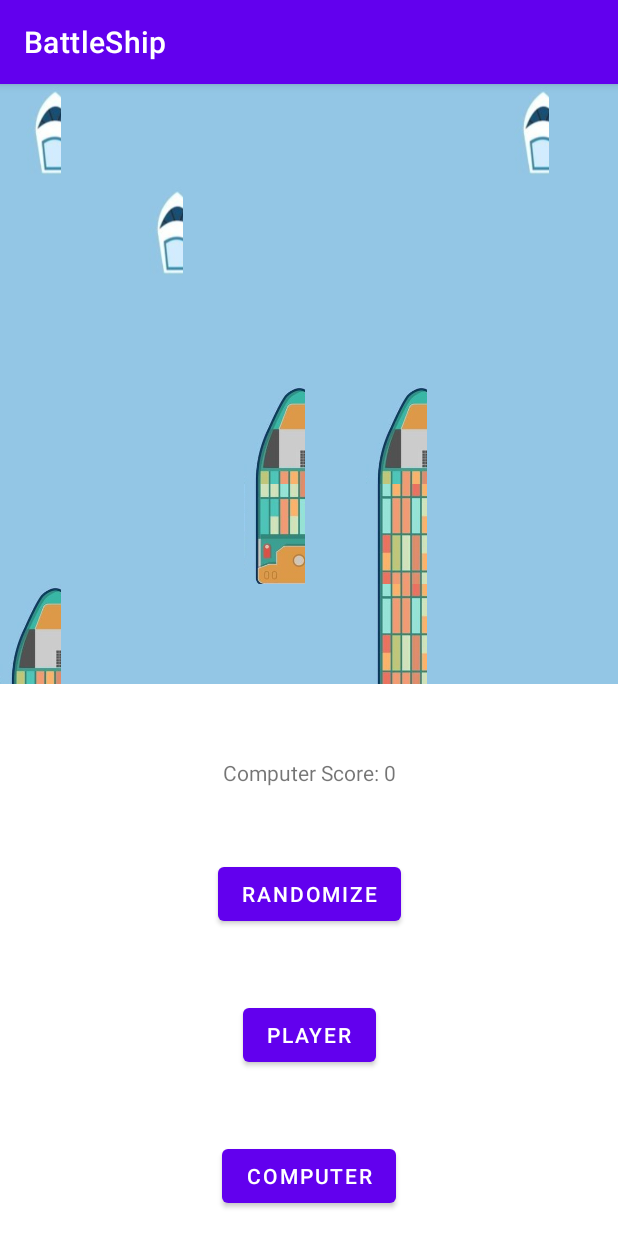
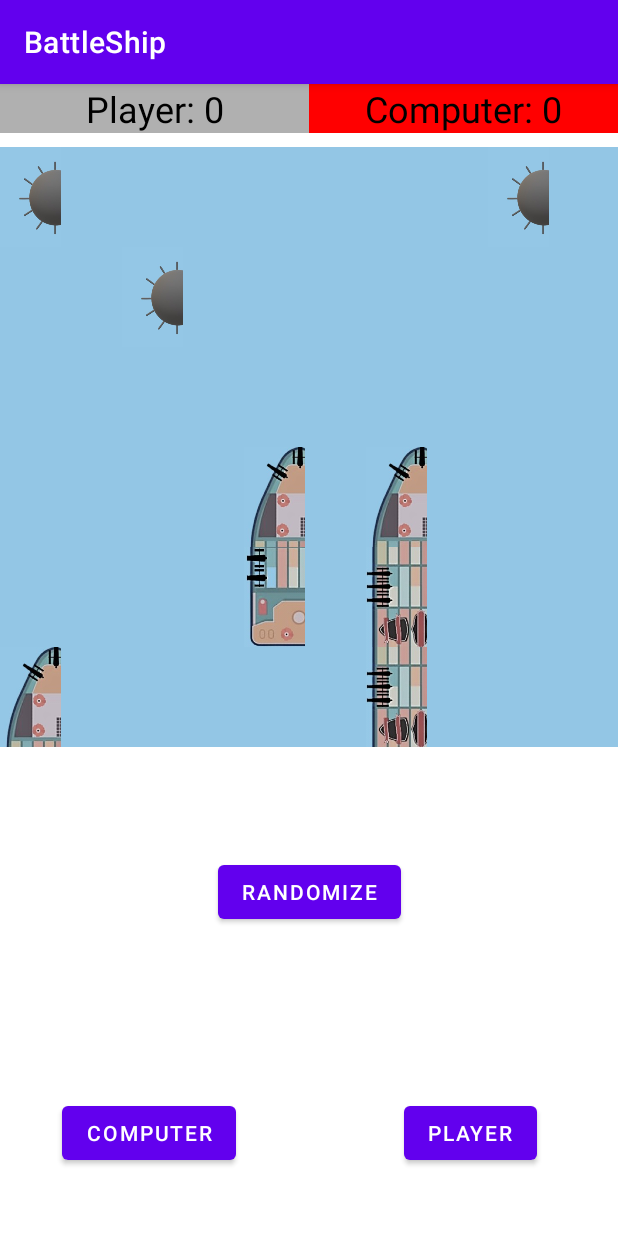
Before and after one commit to kristapspicelevics/BattleShip_MPI_2, an Android app: the screen it shows after launch (MainActivity), after a tap on "RANDOMIZE", on a phone screen of 412 x 824 dp. Run offline under Robolectric (Android 15) with nearby library versions, the phone set to English and light mode, and no system bars.

Commit message:
Added new pictures

```diff
--- a/app/src/main/java/lv/kristaps/battleship/AI.java
+++ b/app/src/main/java/lv/kristaps/battleship/AI.java
@@ -25,7 +25,7 @@ public class AI {
         if (map[position] == 1 || map[position] == 0) {
             map[position] = -3; // ja ir 1 vai 0, tad tur bus garām aizsauts un būs udens
             isTurn = false;
-        }else if (map[position] == 5){ //kuģis grimst
+        }else if (map[position] == 5){ // trāpa mīnai
             map[position] = -1;
             computerScore++;
         }else {
--- a/app/src/main/java/lv/kristaps/battleship/Adapter.java
+++ b/app/src/main/java/lv/kristaps/battleship/Adapter.java
@@ -84,33 +84,33 @@ public class Adapter extends BaseAdapter {
         }
     //    mImageView = showPlayerImages(playerMap,mImageView,position);
         if (isPlayer) {
-            mImageView = showImages(playerMap, -2, mImageView, imageid[16], position); // kuģa apakšējais gals (nogrimis)
-            mImageView = showImages(playerMap, -4, mImageView, imageid[18], position); // kuģa kreisais gals (nogrimis)
-            mImageView = showImages(playerMap, -6, mImageView, imageid[14], position); // kuģa labais gals (nogrimis)
-            mImageView = showImages(playerMap, -8, mImageView, imageid[20], position); // kuģa augšējais gals (nogrimis)
-            mImageView = showImages(playerMap, -45, mImageView, imageid[22], position); // kuģa vidus horizontāli (nogrimis)
-            mImageView = showImages(playerMap, -85, mImageView, imageid[25], position); // kuģa vidus vertikāli (nogrimis)
+            mImageView = showImages(playerMap, -2, mImageView, imageid[6], position); // kuģa apakšējais gals (nogrimis)
+            mImageView = showImages(playerMap, -4, mImageView, imageid[8], position); // kuģa kreisais gals (nogrimis)
+            mImageView = showImages(playerMap, -6, mImageView, imageid[4], position); // kuģa labais gals (nogrimis)
+            mImageView = showImages(playerMap, -8, mImageView, imageid[10], position); // kuģa augšējais gals (nogrimis)
+            mImageView = showImages(playerMap, -45, mImageView, imageid[12], position); // kuģa vidus horizontāli (nogrimis)
+            mImageView = showImages(playerMap, -85, mImageView, imageid[14], position); // kuģa vidus vertikāli (nogrimis)
             mImageView = showImages(playerMap, -3, mImageView, imageid[2], position); // šāviens garām
-            mImageView = showImages(playerMap, -1, mImageView, imageid[26], position); // uzsprāgusi mīna
+            mImageView = showImages(playerMap, -1, mImageView, imageid[16], position); // uzsprāgusi mīna
             mImageView = showImages(playerMap, 0, mImageView, imageid[0], position); // ūdens
             mImageView = showImages(playerMap, 1, mImageView, imageid[0], position); // ūdens ap kuģi
             mImageView = showImages(playerMap, 2, mImageView, imageid[5], position); // kuģa apakšējais gals
             mImageView = showImages(playerMap, 4, mImageView, imageid[7], position); // kuģa kreisais gals
-            mImageView = showImages(playerMap, 5, mImageView, imageid[13], position); // mīna
+            mImageView = showImages(playerMap, 5, mImageView, imageid[15], position); // mīna
             mImageView = showImages(playerMap, 6, mImageView, imageid[3], position); // kuģa labais gals
             mImageView = showImages(playerMap, 8, mImageView, imageid[9], position); // kuģa augšējais gals
             mImageView = showImages(playerMap, 45, mImageView, imageid[11], position); // kuģa vidus horizontāli
-            mImageView = showImages(playerMap, 85, mImageView, imageid[12], position); // kuģa vidus vertikāli
+            mImageView = showImages(playerMap, 85, mImageView, imageid[13], position); // kuģa vidus vertikāli
             mImageView = showImages(playerMap, 99, mImageView, imageid[1], position); // ievainots kuģis
         } else {
-            mImageView = showImages(computerMap, -2, mImageView, imageid[16], position); // kuģa apakšējais gals (nogrimis)
-            mImageView = showImages(computerMap, -4, mImageView, imageid[18], position); // kuģa kreisais gals (nogrimis)
-            mImageView = showImages(computerMap, -6, mImageView, imageid[14], position); // kuģa labais gals (nogrimis)
-            mImageView = showImages(computerMap, -8, mImageView, imageid[20], position); // kuģa augšējais gals (nogrimis)
-            mImageView = showImages(computerMap, -45, mImageView, imageid[22], position); // kuģa vidus horizontāli (nogrimis)
-            mImageView = showImages(computerMap, -85, mImageView, imageid[25], position); // kuģa vidus vertikāli (nogrimis)
+            mImageView = showImages(computerMap, -2, mImageView, imageid[6], position); // kuģa apakšējais gals (nogrimis)
+            mImageView = showImages(computerMap, -4, mImageView, imageid[8], position); // kuģa kreisais gals (nogrimis)
+            mImageView = showImages(computerMap, -6, mImageView, imageid[4], position); // kuģa labais gals (nogrimis)
+            mImageView = showImages(computerMap, -8, mImageView, imageid[10], position); // kuģa augšējais gals (nogrimis)
+            mImageView = showImages(computerMap, -45, mImageView, imageid[12], position); // kuģa vidus horizontāli (nogrimis)
+            mImageView = showImages(computerMap, -85, mImageView, imageid[14], position); // kuģa vidus vertikāli (nogrimis)
             mImageView = showImages(computerMap, -3, mImageView, imageid[2], position); // šāviens garām
-            mImageView = showImages(computerMap, -1, mImageView, imageid[26], position); // uzsprāgusi mīna
+            mImageView = showImages(computerMap, -1, mImageView, imageid[16], position); // uzsprāgusi mīna
             mImageView = showImages(computerMap, 0, mImageView, imageid[0], position); // ūdens
             mImageView = showImages(computerMap, 1, mImageView, imageid[0], position); // ūdens ap kuģi
             mImageView = showImages(computerMap, 2, mImageView, imageid[0], position); // kuģa apakšējais gals
--- a/app/src/main/java/lv/kristaps/battleship/MainActivity.java
+++ b/app/src/main/java/lv/kristaps/battleship/MainActivity.java
@@ -19,12 +19,13 @@ public class MainActivity extends AppCompatActivity {
     static int[] map = new int [100];
     String funeral = "";
     //static int[] mapIndex = new int [100];
-    TextView scoreText;
-    int computerScore = 0;
+    TextView playerScoreText;
+    TextView cpuScoreText;
+    int maxPoints = 20;
     int playerScore = 0;
     int score = 0;
-    String computerScoreString;
-    String playerScoreString;
+    String computerScoreString = "Computer: ";
+    String playerScoreString = "Player: ";
     String scoreString;
     Button button, buttonPlayer, buttonCPU;
     AI ai;
@@ -37,54 +38,43 @@ public class MainActivity extends AppCompatActivity {
             R.drawable.blue, //0
             R.drawable.fire_in_water,
             R.drawable.missed_shot,
-            R.drawable.pakala_hor_kreisi,
-            R.drawable.pakala_hor_labi,
-            R.drawable.pakala_ver_augsu, // 5
-            R.drawable.pakala_ver_leju,
-            R.drawable.prieksa_hor_kreisi,
-            R.drawable.prieksa_hor_labi,
-            R.drawable.prieksa_ver_augsu,
-            R.drawable.prieksa_ver_leju, // 10
-            R.drawable.vidus_hor,
-            R.drawable.vidus_ver,
-            R.drawable.vieninieks,
+            R.drawable.back_hor_kreisi,
             R.drawable.back_hor_kreisi_dead,
-            R.drawable.back_hor_labi_dead, // 15
+            R.drawable.back_vert_augsu, // 5
             R.drawable.back_vert_augsu_dead,
-            R.drawable.back_vert_leju_dead,
+            R.drawable.front_hor_kreisi,
             R.drawable.front_hor_kreisi_dead,
-            R.drawable.front_hor_labi_dead,
-            R.drawable.front_vert_augsu_dead, // 20
-            R.drawable.front_vert_leju_dead,
-            R.drawable.midle_hor_kreisi_dead,
-            R.drawable.midle_hor_labi_dead,
-            R.drawable.midle_ver_augsu_dead,
-            R.drawable.midle_ver_leju_dead, // 25
-            R.drawable.vieninieks_dead,
+            R.drawable.front_vert_augsu,
+            R.drawable.front_vert_augsu_dead, // 10
+            R.drawable.midle_hor,
+            R.drawable.midle_hor_dead,
+            R.drawable.midle_vert,
+            R.drawable.midle_vert_dead,
+            R.drawable.mina, // 15
+            R.drawable.mina_dead,
     };
 
     @Override
     protected void onCreate(Bundle savedInstanceState){
-//        for (Integer i=0; i<100; i++){
-//            mapIndex[i]=i;
-//        }
         super.onCreate(savedInstanceState);
         setContentView(R.layout.activity_main);
-        Generator.populateMap(playerMap);
-        Generator.generateMap(playerMap);
-        Generator.populateMap(computerMap);
-        Generator.generateMap(computerMap);
-        scoreText = (TextView) findViewById(R.id.label);
+        playerScoreText = (TextView) findViewById(R.id.player);
+        cpuScoreText = (TextView) findViewById(R.id.cpu);
         button = (Button) findViewById(R.id.button);
         buttonPlayer = (Button) findViewById(R.id.buttonPlayer);
         buttonCPU = (Button) findViewById(R.id.buttonCPU);
         gridView = (GridView)findViewById(R.id.grid_view);
         ai = new AI();
+        displayScore(playerScore, playerScoreString, playerScoreText);
+        displayScore(ai.computerScore, computerScoreString, cpuScoreText);
+        Generator.populateMap(playerMap);
+        Generator.generateMap(playerMap);
+        Generator.populateMap(computerMap);
+        Generator.generateMap(computerMap);
         buttonPlayer.setOnClickListener(new View.OnClickListener() {
             @Override
             public void onClick(View v) {
                 isPlayer = true;
-                displayScore(ai.computerScore, "Computer Score: ");
                 adapter = new Adapter(MainActivity.this, playerMap, computerMap, map, isPlayer, didWin, imageId);
                 gridView.setAdapter(adapter);
             }
@@ -93,8 +83,6 @@ public class MainActivity extends AppCompatActivity {
             @Override
             public void onClick(View v) {
                 isPlayer = false;
-                displayScore(playerScore, "Player Score: ");
-
                 adapter = new Adapter(MainActivity.this, playerMap, computerMap, map, isPlayer, didWin, imageId);
                 gridView.setAdapter(adapter);
             }
@@ -102,13 +90,11 @@ public class MainActivity extends AppCompatActivity {
         button.setOnClickListener(new View.OnClickListener() {
             @Override
             public void onClick(View v) {
+                isPlayer = true;
                 ai.computerScore = 0;
                 playerScore = 0;
-                if (isPlayer){
-                    displayScore(ai.computerScore, "Computer Score: ");
-                } else {
-                    displayScore(playerScore, "Player Score: ");
-                }
+                displayScore(playerScore, playerScoreString, playerScoreText);
+                displayScore(ai.computerScore, computerScoreString, cpuScoreText);
                 didWin = false;
                 Generator.populateMap(playerMap);
                 Generator.generateMap(playerMap);
@@ -129,7 +115,7 @@ public class MainActivity extends AppCompatActivity {
                     map = computerMap;
                     score = ai.computerScore;
                 }
-                Toast.makeText(MainActivity.this, "" + map[position], Toast.LENGTH_SHORT).show();
+            //    Toast.makeText(MainActivity.this, "" + map[position], Toast.LENGTH_SHORT).show();
 
                 gridIndex = position;//saglabā to vērtību, kas ir pirms šaviena
                 checkIfHit(map, position);
@@ -144,30 +130,23 @@ public class MainActivity extends AppCompatActivity {
             if(!isPlayer){
                 ai.AITurn(playerMap);
             }
-        }else if (map[position] == 5){ //kuģis grimst
+        }else if (map[position] == 5){ // trāpa mīnai
             map[position] = -1;
-            addScore();
+            playerScore++;
         }else {
             sinkingShip.isSunk(position,map);
-            addScore();
+            playerScore++;
         }
-        if(playerScore >= 20 || ai.computerScore >= 20){
+        displayScore(playerScore, playerScoreString, playerScoreText);
+        displayScore(ai.computerScore, computerScoreString, cpuScoreText);
+        if(playerScore >= maxPoints || ai.computerScore >= maxPoints){
             didWin = true;
             adapter = new Adapter(MainActivity.this, playerMap, computerMap, map, isPlayer, didWin, imageId);
         }
     }
 
-    public void addScore(){
-        if (!isPlayer){
-            playerScore++;
-            displayScore(playerScore, "Player Score: ");
-        } else {
-            System.out.println("Score "+ai.computerScore);
-            displayScore(ai.computerScore, "Computer Score: ");
-        }
-    }
 
-    public void displayScore(int score, String text){
+    public void displayScore(int score, String text, TextView scoreText){
         String scoreString = String.valueOf(score);
         scoreText.setText(text + scoreString);
     }
--- a/app/src/main/res/layout/activity_main.xml
+++ b/app/src/main/res/layout/activity_main.xml
@@ -6,6 +6,7 @@
     android:layout_height="match_parent"
     tools:context=".MainActivity">
 
+
     <GridView
         android:id="@+id/grid_view"
         android:layout_width="match_parent"
@@ -13,55 +14,86 @@
         android:numColumns="10"
         app:layout_constraintBottom_toBottomOf="parent"
         app:layout_constraintEnd_toEndOf="parent"
-        app:layout_constraintHorizontal_bias="1.0"
+        app:layout_constraintHorizontal_bias="0.0"
         app:layout_constraintStart_toStartOf="parent"
         app:layout_constraintTop_toTopOf="parent"
-        app:layout_constraintVertical_bias="0.0" />
-
-    <TextView
-        android:layout_width="wrap_content"
-        android:layout_height="wrap_content"
-        android:text="Score: "
-        android:id="@+id/label"
-        app:layout_constraintBottom_toBottomOf="parent"
-        app:layout_constraintLeft_toLeftOf="parent"
-        app:layout_constraintRight_toRightOf="parent"
-        app:layout_constraintTop_toTopOf="parent"
-        app:layout_constraintVertical_bias="0.600" />
+        app:layout_constraintVertical_bias="0.114" />
 
     <Button
         android:id="@+id/button"
         android:layout_width="wrap_content"
         android:layout_height="wrap_content"
-        android:layout_marginTop="16dp"
         android:text="Randomize"
         app:layout_constraintBottom_toBottomOf="parent"
         app:layout_constraintEnd_toEndOf="parent"
         app:layout_constraintStart_toStartOf="parent"
-        app:layout_constraintTop_toBottomOf="@+id/label"
-        app:layout_constraintVertical_bias="0.133" />
+        app:layout_constraintTop_toTopOf="parent"
+        app:layout_constraintVertical_bias="0.715" />
+
     <Button
         android:id="@+id/buttonPlayer"
         android:layout_width="wrap_content"
         android:layout_height="wrap_content"
-        android:layout_marginTop="16dp"
         android:text="Player"
         app:layout_constraintBottom_toBottomOf="parent"
         app:layout_constraintEnd_toEndOf="parent"
+        app:layout_constraintHorizontal_bias="0.834"
         app:layout_constraintStart_toStartOf="parent"
-        app:layout_constraintTop_toBottomOf="@+id/label"
-        app:layout_constraintVertical_bias="0.533" />
+        app:layout_constraintTop_toTopOf="parent"
+        app:layout_constraintVertical_bias="0.938" />
 
     <Button
         android:id="@+id/buttonCPU"
         android:layout_width="wrap_content"
         android:layout_height="wrap_content"
-        android:layout_marginTop="16dp"
         android:text="Computer"
         app:layout_constraintBottom_toBottomOf="parent"
         app:layout_constraintEnd_toEndOf="parent"
+        app:layout_constraintHorizontal_bias="0.139"
         app:layout_constraintStart_toStartOf="parent"
-        app:layout_constraintTop_toBottomOf="@+id/label"
-        app:layout_constraintVertical_bias="0.933" />
+        app:layout_constraintTop_toTopOf="parent"
+        app:layout_constraintVertical_bias="0.938" />
+
+    <TableLayout
+        android:layout_width="match_parent"
+        android:layout_height="0dp"
+        app:layout_constraintBottom_toTopOf="@+id/grid_view"
+        android:stretchColumns="*"
+        app:layout_constraintEnd_toEndOf="parent"
+        app:layout_constraintStart_toStartOf="parent"
+        app:layout_constraintTop_toTopOf="parent">
+
+        <TableRow
+            android:weightSum="1"
+            android:layout_width="fill_parent"
+            android:layout_height="wrap_content">
+
+            <TextView
+
+                android:id="@+id/player"
+                android:layout_width="0dp"
+                android:layout_height="wrap_content"
+                android:layout_column="0"
+                android:background="#b0b0b0"
+                android:gravity="center"
+                android:text="Player: "
+                android:textColor="#000"
+                android:textSize="24dp" />
+
+            <TextView
+
+                android:id="@+id/cpu"
+                android:gravity="center"
+                android:text="Computer: "
+                android:layout_width="0dp"
+                android:layout_height="wrap_content"
+                android:background="#FF0000"
+                android:textColor="#000"
+                android:layout_column="1"
+                android:textSize="24dp" />
+        </TableRow>
+
+    </TableLayout>
+
 
 </androidx.constraintlayout.widget.ConstraintLayout>
```
Also changed, not shown: app/src/main/res/drawable/back_hor_kreisi.jpg (added), app/src/main/res/drawable/back_hor_kreisi_dead.png, app/src/main/res/drawable/back_vert_augsu.png (added), app/src/main/res/drawable/front_hor_kreisi.jpg (added), app/src/main/res/drawable/front_hor_kreisi_dead.png, app/src/main/res/drawable/front_vert_augsu.jpg (added), app/src/main/res/drawable/front_vert_augsu_dead.png, app/src/main/res/drawable/midle_hor.jpg (added), app/src/main/res/drawable/midle_vert.png (added), app/src/main/res/drawable/mina.jpg (added), app/src/main/res/drawable/mina_dead.PNG (added), 3 other files.
